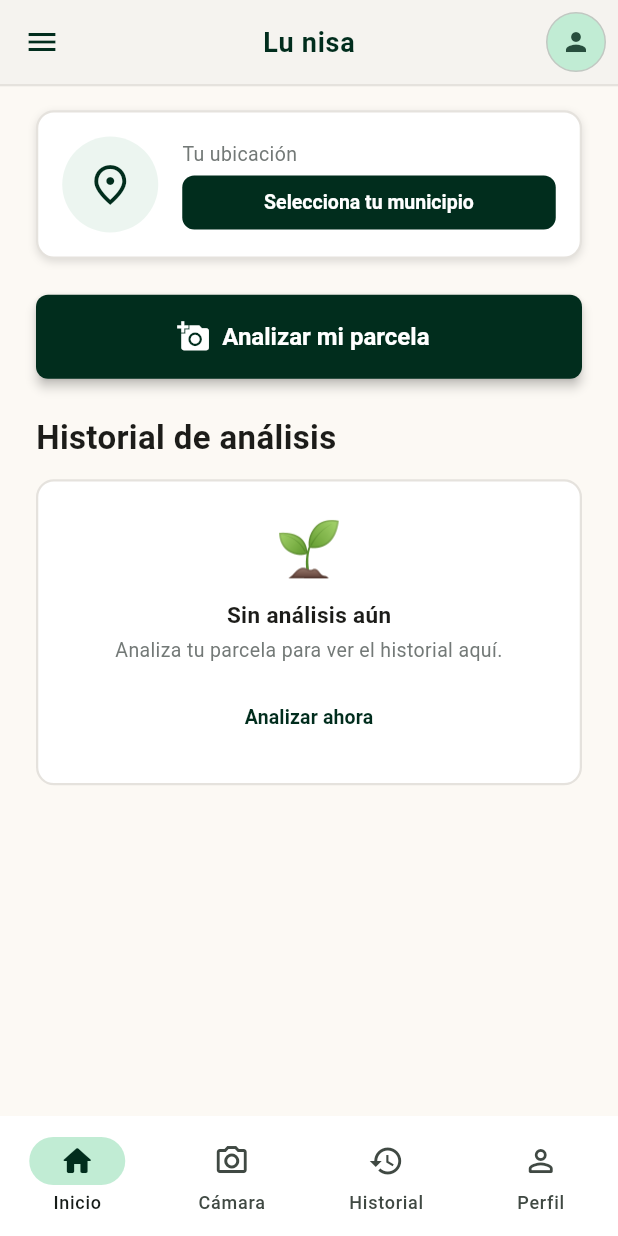
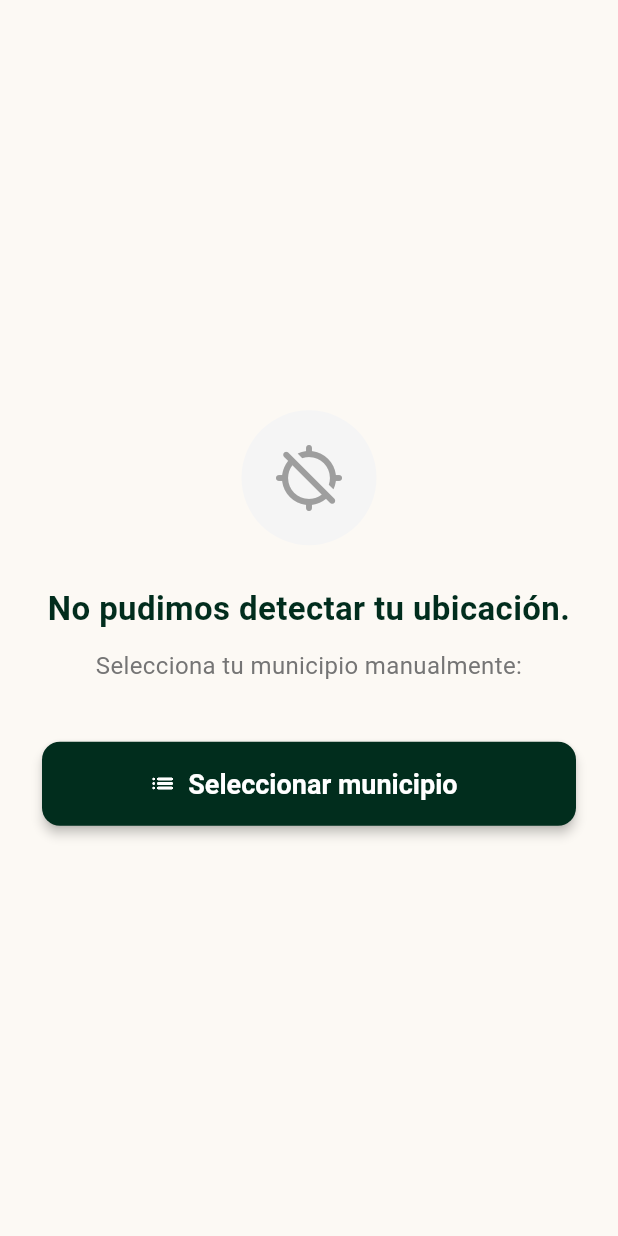
Before and after one commit to dev-deivis/lu-nisa, a Flutter app: the screen it shows after launch, after a tap on "Comenzar", on a phone screen of 412 x 824 dp. Run offline on Flutter 3.47's test engine with Material 3 defaults, Android fonts, the phone set to English and light mode, and no system bars; our stand-ins replace geolocator, go_router, image_picker; missing offline and left inert: google_mlkit_image_labeling.

Commit message:
Detección GPS offline con 3 escenarios de ubicación

```diff
--- a/lib/core/data/municipios_data.dart
+++ b/lib/core/data/municipios_data.dart
@@ -1,4 +1,4 @@
-// 68 municipios de la Sierra Norte de Oaxaca agrupados por distrito
+// 65 municipios de la Sierra Norte de Oaxaca agrupados por distrito
 // Nombres exactamente como aparecen en assets/data/recomendaciones.json
 const Map<String, List<String>> municipiosPorDistrito = {
   'Ixtlán de Juárez': [
@@ -80,3 +80,79 @@ const Map<String, String> iconoDistrito = {
   'Villa Alta': '⛰️',
   'Mixe': '🌽',
 };
+
+// Centroides aproximados [lat, lng] de cada municipio (fuente: INEGI simplificado)
+// Usados para detección por GPS: se elige el municipio más cercano dentro de la región
+const Map<String, Map<String, List<double>>> municipioCentroides = {
+  'Ixtlán de Juárez': {
+    'Abejones':                   [17.39, -96.32],
+    'Capulálpam de Méndez':       [17.32, -96.45],
+    'Guelatao de Juárez':         [17.45, -96.49],
+    'Ixtlán de Juárez':           [17.32, -96.48],
+    'Natividad':                  [17.28, -96.50],
+    'San Juan Chicomezúchil':     [17.25, -96.47],
+    'San Juan Evangelista Analco':[17.37, -96.40],
+    'San Miguel Amatlán':         [17.44, -96.47],
+    'San Miguel Amatitlán':       [17.40, -96.44],
+    'San Miguel del Río':         [17.17, -96.51],
+    'San Miguel Yotao':           [17.20, -96.42],
+    'San Pablo Macuiltianguis':   [17.40, -96.58],
+    'San Pedro Yaneri':           [17.46, -96.33],
+    'San Pedro Yólox':            [17.54, -96.43],
+    'Santa Catarina Ixtepeji':    [17.29, -96.56],
+    'Santiago Comaltepec':        [17.47, -96.42],
+    'Santiago Laxopa':            [17.22, -96.44],
+    'Santiago Xiacuí':            [17.35, -96.44],
+  },
+  'Villa Alta': {
+    'San Andrés Solaga':              [17.18, -96.25],
+    'San Andrés Yaa':                 [17.25, -96.09],
+    'San Baltazar Yatzachi el Bajo':  [17.26, -96.22],
+    'San Cristóbal Lachirioag':       [17.29, -96.18],
+    'San Francisco Cajonos':          [17.24, -96.15],
+    'San Francisco Yatzachi el Alto': [17.28, -96.21],
+    'San Ildefonso Villa Alta':       [17.27, -96.17],
+    'San Juan Tabaá':                 [17.30, -96.24],
+    'San Juan Yaeé':                  [17.34, -96.13],
+    'San Juan Yatzona':               [17.27, -96.12],
+    'San Melchor Betaza':             [17.23, -96.21],
+    'San Pablo Yaganiza':             [17.22, -96.13],
+    'San Pedro Cajonos':              [17.21, -96.16],
+    'San Pedro y San Pablo Tlistac':  [17.16, -96.10],
+    'Santa María Temaxcalapa':        [17.22, -96.05],
+    'Santa María Yalina':             [17.19, -96.08],
+    'Santiago Camotlán':              [17.31, -96.10],
+    'Santiago Choápam':               [17.31, -96.06],
+    'Santiago Lalopa':                [17.25, -96.14],
+    'Santiago Zoochila':              [17.26, -96.20],
+    'Santo Domingo Roayaga':          [17.20, -96.18],
+    'Santo Domingo Xagacía':          [17.24, -96.16],
+    'Santo Tomás Mazaltepec':         [17.17, -96.14],
+    'Tabaá':                          [17.30, -96.23],
+    'Talea de Castro':                [17.37, -96.13],
+    'Zoogocho':                       [17.18, -96.22],
+  },
+  'Mixe': {
+    'Alotepec':                      [17.01, -96.05],
+    'Asunción Cacalotepec':          [17.02, -96.12],
+    'Ayutla Mixe':                   [17.10, -96.05],
+    'Cacalotepec':                   [17.03, -96.11],
+    'Cotzocón':                      [16.95, -95.79],
+    'Dolores Hidalgo Mixe':          [16.78, -95.87],
+    'Mixistlán de la Reforma':       [17.05, -96.04],
+    'Ocotepec':                      [16.95, -96.01],
+    'Quetzaltepec':                  [17.01, -95.94],
+    'San Juan Cotzocón':             [16.97, -95.78],
+    'San Juan Guichicovi':           [16.97, -95.09],
+    'San Lucas Camotlán':            [17.08, -95.98],
+    'San Miguel Quetzaltepec':       [17.02, -95.95],
+    'San Pedro Ocotepec':            [16.97, -96.04],
+    'San Pedro y San Pablo Ayutla':  [17.11, -96.06],
+    'Santa María Alotepec':          [17.00, -96.04],
+    'Santiago Atitlán':              [17.09, -96.10],
+    'Santiago Zacatepec':            [16.96, -96.02],
+    'Tamazulapam del Espíritu Santo':[17.26, -96.03],
+    'Tepantlali':                    [17.04, -95.90],
+    'Totontepec Villa de Morelos':   [17.23, -96.01],
+  },
+};
--- /dev/null
+++ b/lib/core/services/location_service.dart
@@ -0,0 +1,73 @@
+import 'package:geolocator/geolocator.dart';
+import '../data/municipios_data.dart';
+
+class LocationService {
+  /// Solicita permiso de ubicación. Devuelve el estado del permiso.
+  static Future<LocationPermission> solicitarPermiso() async {
+    LocationPermission permiso = await Geolocator.checkPermission();
+    if (permiso == LocationPermission.denied) {
+      permiso = await Geolocator.requestPermission();
+    }
+    return permiso;
+  }
+
+  /// Obtiene la posición GPS actual con timeout de 10 segundos.
+  /// Devuelve null si falla o hay timeout.
+  static Future<Position?> obtenerPosicion() async {
+    try {
+      return await Geolocator.getCurrentPosition()
+          .timeout(const Duration(seconds: 10));
+    } catch (_) {
+      return null;
+    }
+  }
+
+  /// Verifica si las coordenadas están dentro de la Sierra Norte de Oaxaca
+  /// usando cajas delimitadoras aproximadas por distrito (sin internet).
+  static bool estaDentroSierraNorte(double lat, double lng) {
+    // Distrito Ixtlán de Juárez
+    if (lat >= 17.15 && lat <= 17.60 && lng >= -96.68 && lng <= -96.25) {
+      return true;
+    }
+    // Distrito Villa Alta
+    if (lat >= 17.10 && lat <= 17.45 && lng >= -96.35 && lng <= -95.85) {
+      return true;
+    }
+    // Distrito Mixe (incluye San Juan Guichicovi al extremo este)
+    if (lat >= 16.60 && lat <= 17.35 && lng >= -96.25 && lng <= -94.90) {
+      return true;
+    }
+    return false;
+  }
+
+  /// Detecta el municipio más cercano usando el centroide más próximo.
+  /// Devuelve null si el punto está fuera de la Sierra Norte.
+  static ({String municipio, String distrito})? detectarMunicipio(
+    double lat,
+    double lng,
+  ) {
+    if (!estaDentroSierraNorte(lat, lng)) return null;
+
+    String? nearestMunicipio;
+    String? nearestDistrito;
+    double minDistSq = double.infinity;
+
+    for (final distEntry in municipioCentroides.entries) {
+      final distrito = distEntry.key;
+      for (final munEntry in distEntry.value.entries) {
+        final c = munEntry.value;
+        final dLat = lat - c[0];
+        final dLng = lng - c[1];
+        final distSq = dLat * dLat + dLng * dLng;
+        if (distSq < minDistSq) {
+          minDistSq = distSq;
+          nearestMunicipio = munEntry.key;
+          nearestDistrito = distrito;
+        }
+      }
+    }
+
+    if (nearestMunicipio == null) return null;
+    return (municipio: nearestMunicipio, distrito: nearestDistrito!);
+  }
+}
--- a/lib/features/onboarding/onboarding_screen.dart
+++ b/lib/features/onboarding/onboarding_screen.dart
@@ -65,7 +65,7 @@ class OnboardingScreen extends StatelessWidget {
                     width: double.infinity,
                     height: 56,
                     child: ElevatedButton(
-                      onPressed: () => context.go('/inicio'),
+                      onPressed: () => context.go('/ubicacion'),
                       style: ElevatedButton.styleFrom(
                         backgroundColor: const Color(0xFF012D1D),
                         foregroundColor: Colors.white,
--- /dev/null
+++ b/lib/features/ubicacion/ubicacion_screen.dart
@@ -0,0 +1,471 @@
+import 'package:flutter/material.dart';
+import 'package:geolocator/geolocator.dart';
+import 'package:go_router/go_router.dart';
+import 'package:provider/provider.dart';
+import '../../core/providers/app_provider.dart';
+import '../../core/services/location_service.dart';
+
+enum _Estado { buscando, confirmar, fueraRegion, sinSenal, permisoDenegado }
+
+class UbicacionScreen extends StatefulWidget {
+  const UbicacionScreen({super.key});
+
+  @override
+  State<UbicacionScreen> createState() => _UbicacionScreenState();
+}
+
+class _UbicacionScreenState extends State<UbicacionScreen> {
+  _Estado _estado = _Estado.buscando;
+  String? _municipioDetectado;
+  String? _distritoDetectado;
+
+  static const _fondoCalido = Color(0xFFFCF9F4);
+
+  @override
+  void initState() {
+    super.initState();
+    _detectarUbicacion();
+  }
+
+  Future<void> _detectarUbicacion() async {
+    final permiso = await LocationService.solicitarPermiso();
+    if (!mounted) return;
+
+    if (permiso == LocationPermission.denied ||
+        permiso == LocationPermission.deniedForever) {
+      setState(() => _estado = _Estado.permisoDenegado);
+      return;
+    }
+
+    final posicion = await LocationService.obtenerPosicion();
+    if (!mounted) return;
+
+    if (posicion == null) {
+      setState(() => _estado = _Estado.sinSenal);
+      return;
+    }
+
+    final resultado = LocationService.detectarMunicipio(
+      posicion.latitude,
+      posicion.longitude,
+    );
+
+    if (!mounted) return;
+
+    if (resultado == null) {
+      setState(() => _estado = _Estado.fueraRegion);
+      return;
+    }
+
+    setState(() {
+      _estado = _Estado.confirmar;
+      _municipioDetectado = resultado.municipio;
+      _distritoDetectado = resultado.distrito;
+    });
+  }
+
+  void _confirmarMunicipio() {
+    context.read<AppProvider>().seleccionarMunicipio(
+          _municipioDetectado!,
+          _distritoDetectado!,
+        );
+    context.go('/inicio');
+  }
+
+  void _irSelectorMunicipio() {
+    context.go('/municipio?from=ubicacion');
+  }
+
+  @override
+  Widget build(BuildContext context) {
+    return Scaffold(
+      backgroundColor: _fondoCalido,
+      body: SafeArea(
+        child: switch (_estado) {
+          _Estado.buscando       => _PantallaBuscando(),
+          _Estado.confirmar      => _PantallaConfirmar(
+              municipio: _municipioDetectado!,
+              distrito: _distritoDetectado!,
+              onConfirmar: _confirmarMunicipio,
+              onCambiar: _irSelectorMunicipio,
+            ),
+          _Estado.fueraRegion    => _PantallaFueraRegion(
+              onSeleccionarMunicipio: _irSelectorMunicipio,
+            ),
+          _Estado.sinSenal       => _PantallaSinSenal(
+              onSeleccionarMunicipio: _irSelectorMunicipio,
+            ),
+          _Estado.permisoDenegado => _PantallaPermisoDenegado(
+              onSeleccionarMunicipio: _irSelectorMunicipio,
+            ),
+        },
+      ),
+    );
+  }
+}
+
+// ─── Spinner de búsqueda ───────────────────────────────────────────────────
+
+class _PantallaBuscando extends StatelessWidget {
+  static const _verde = Color(0xFF012D1D);
+
+  @override
+  Widget build(BuildContext context) {
+    return Center(
+      child: Padding(
+        padding: const EdgeInsets.all(32),
+        child: Column(
+          mainAxisSize: MainAxisSize.min,
+          children: [
+            Container(
+              width: 100,
+              height: 100,
+              decoration: BoxDecoration(
+                color: _verde.withValues(alpha: 0.08),
+                shape: BoxShape.circle,
+              ),
+              child: const Padding(
+                padding: EdgeInsets.all(24),
+                child: CircularProgressIndicator(
+                  color: _verde,
+                  strokeWidth: 4,
+                ),
+              ),
+            ),
+            const SizedBox(height: 32),
+            const Text(
+              'Detectando tu\nubicación...',
+              textAlign: TextAlign.center,
+              style: TextStyle(
+                fontSize: 26,
+                fontWeight: FontWeight.bold,
+                color: _verde,
+                height: 1.3,
+              ),
+            ),
+            const SizedBox(height: 12),
+            Text(
+              'Esto solo tarda unos segundos',
+              textAlign: TextAlign.center,
+              style: TextStyle(fontSize: 16, color: Colors.grey.shade600),
+            ),
+          ],
+        ),
+      ),
+    );
+  }
+}
+
+// ─── Confirmación de municipio ────────────────────────────────────────────
+
+class _PantallaConfirmar extends StatelessWidget {
+  final String municipio;
+  final String distrito;
+  final VoidCallback onConfirmar;
+  final VoidCallback onCambiar;
+
+  static const _verde = Color(0xFF012D1D);
+
+  const _PantallaConfirmar({
+    required this.municipio,
+    required this.distrito,
+    required this.onConfirmar,
+    required this.onCambiar,
+  });
+
+  @override
+  Widget build(BuildContext context) {
+    return Padding(
+      padding: const EdgeInsets.symmetric(horizontal: 28, vertical: 24),
+      child: Column(
+        mainAxisAlignment: MainAxisAlignment.center,
+        children: [
+          Container(
+            width: 90,
+            height: 90,
+            decoration: BoxDecoration(
+              color: _verde.withValues(alpha: 0.08),
+              shape: BoxShape.circle,
+            ),
+            child: const Icon(Icons.location_on_rounded, color: _verde, size: 48),
+          ),
+          const SizedBox(height: 28),
+          const Text(
+            'Detectamos que estás en',
+            style: TextStyle(fontSize: 18, color: Color(0xFF555555)),
+          ),
+          const SizedBox(height: 10),
+          Text(
+            municipio,
+            textAlign: TextAlign.center,
+            style: const TextStyle(
+              fontSize: 28,
+              fontWeight: FontWeight.bold,
+              color: _verde,
+              height: 1.2,
+            ),
+          ),
+          const SizedBox(height: 6),
+          Text(
+            'Distrito $distrito',
+            style: const TextStyle(fontSize: 16, color: Color(0xFF777777)),
+          ),
+          const SizedBox(height: 10),
+          const Text(
+            '¿Es correcto?',
+            style: TextStyle(fontSize: 18, color: Color(0xFF444444)),
+          ),
+          const SizedBox(height: 40),
+          SizedBox(
+            width: double.infinity,
+            height: 56,
+            child: ElevatedButton(
+              onPressed: onConfirmar,
+              style: ElevatedButton.styleFrom(
+                backgroundColor: _verde,
+                foregroundColor: Colors.white,
+                shape: RoundedRectangleBorder(
+                    borderRadius: BorderRadius.circular(12)),
+              ),
+              child: const Text('Confirmar',
+                  style: TextStyle(fontSize: 18, fontWeight: FontWeight.bold)),
+            ),
+          ),
+          const SizedBox(height: 14),
+          SizedBox(
+            width: double.infinity,
+            height: 56,
+            child: OutlinedButton(
+              onPressed: onCambiar,
+              style: OutlinedButton.styleFrom(
+                foregroundColor: _verde,
+                side: const BorderSide(color: _verde, width: 1.5),
+                shape: RoundedRectangleBorder(
+                    borderRadius: BorderRadius.circular(12)),
+              ),
+              child: const Text('Cambiar municipio',
+                  style: TextStyle(fontSize: 18)),
+            ),
+          ),
+        ],
+      ),
+    );
+  }
+}
+
+// ─── Fuera de la Sierra Norte ─────────────────────────────────────────────
+
+class _PantallaFueraRegion extends StatelessWidget {
+  final VoidCallback onSeleccionarMunicipio;
+
+  static const _verde = Color(0xFF012D1D);
+
+  const _PantallaFueraRegion({required this.onSeleccionarMunicipio});
+
+  @override
+  Widget build(BuildContext context) {
+    return Padding(
+      padding: const EdgeInsets.symmetric(horizontal: 28, vertical: 24),
+      child: Column(
+        mainAxisAlignment: MainAxisAlignment.center,
+        children: [
+          Container(
+            width: 90,
+            height: 90,
+            decoration: const BoxDecoration(
+              color: Color(0xFFFFF3E0),
+              shape: BoxShape.circle,
+            ),
+            child: const Icon(Icons.explore_off_rounded,
+                color: Color(0xFFE65100), size: 48),
+          ),
+          const SizedBox(height: 28),
+          const Text(
+            'No estás en la Sierra Norte',
+            textAlign: TextAlign.center,
+            style: TextStyle(
+              fontSize: 24,
+              fontWeight: FontWeight.bold,
+              color: _verde,
+            ),
+          ),
+          const SizedBox(height: 12),
+          Text(
+            'No te preocupes,',
+            textAlign: TextAlign.center,
+            style: TextStyle(fontSize: 17, color: Colors.grey.shade600),
+          ),
+          Text(
+            'igual puedes usar Lu-nisa.',
+            textAlign: TextAlign.center,
+            style: TextStyle(fontSize: 17, color: Colors.grey.shade600),
+          ),
+          const SizedBox(height: 40),
+          SizedBox(
+            width: double.infinity,
+            height: 58,
+            child: ElevatedButton(
+              onPressed: onSeleccionarMunicipio,
+              style: ElevatedButton.styleFrom(
+                backgroundColor: _verde,
+                foregroundColor: Colors.white,
+                shape: RoundedRectangleBorder(
+                    borderRadius: BorderRadius.circular(12)),
+              ),
+              child: const Text(
+                'Elige tu municipio',
+                style: TextStyle(fontSize: 18, fontWeight: FontWeight.bold),
+              ),
+            ),
+          ),
+          const SizedBox(height: 16),
+          Text(
+            'Escoge dónde está tu parcela y luego podrás analizarla con una foto.',
+            textAlign: TextAlign.center,
+            style: TextStyle(
+              fontSize: 14,
+              color: Colors.grey.shade500,
+              height: 1.5,
+            ),
+          ),
+        ],
+      ),
+    );
+  }
+}
+
+// ─── Sin señal GPS ────────────────────────────────────────────────────────
+
+class _PantallaSinSenal extends StatelessWidget {
+  final VoidCallback onSeleccionarMunicipio;
+
+  static const _verde = Color(0xFF012D1D);
+
+  const _PantallaSinSenal({required this.onSeleccionarMunicipio});
+
+  @override
+  Widget build(BuildContext context) {
+    return Padding(
+      padding: const EdgeInsets.symmetric(horizontal: 28, vertical: 24),
+      child: Column(
+        mainAxisAlignment: MainAxisAlignment.center,
+        children: [
+          Container(
+            width: 90,
+            height: 90,
+            decoration: BoxDecoration(
+              color: Colors.grey.shade100,
+              shape: BoxShape.circle,
+            ),
+            child: Icon(Icons.gps_off_rounded,
+                color: Colors.grey.shade500, size: 48),
+          ),
+          const SizedBox(height: 28),
+          const Text(
+            'No pudimos detectar tu ubicación.',
+            textAlign: TextAlign.center,
+            style: TextStyle(
+              fontSize: 22,
+              fontWeight: FontWeight.bold,
+              color: _verde,
+              height: 1.3,
+            ),
+          ),
+          const SizedBox(height: 12),
+          Text(
+            'Selecciona tu municipio manualmente:',
+            textAlign: TextAlign.center,
+            style: TextStyle(fontSize: 16, color: Colors.grey.shade600),
+          ),
+          const SizedBox(height: 40),
+          SizedBox(
+            width: double.infinity,
+            height: 56,
+            child: ElevatedButton.icon(
+              onPressed: onSeleccionarMunicipio,
+              icon: const Icon(Icons.list_rounded, color: Colors.white),
+              label: const Text(
+                'Seleccionar municipio',
+                style: TextStyle(fontSize: 18, fontWeight: FontWeight.bold),
+              ),
+              style: ElevatedButton.styleFrom(
+                backgroundColor: _verde,
+                foregroundColor: Colors.white,
+                shape: RoundedRectangleBorder(
+                    borderRadius: BorderRadius.circular(12)),
+              ),
+            ),
+          ),
+        ],
+      ),
+    );
+  }
+}
+
+// ─── Permiso denegado ─────────────────────────────────────────────────────
+
+class _PantallaPermisoDenegado extends StatelessWidget {
+  final VoidCallback onSeleccionarMunicipio;
+
+  static const _verde = Color(0xFF012D1D);
+
+  const _PantallaPermisoDenegado({required this.onSeleccionarMunicipio});
+
+  @override
+  Widget build(BuildContext context) {
+    return Padding(
+      padding: const EdgeInsets.symmetric(horizontal: 28, vertical: 24),
+      child: Column(
+        mainAxisAlignment: MainAxisAlignment.center,
+        children: [
+          Container(
+            width: 90,
+            height: 90,
+            decoration: BoxDecoration(
+              color: _verde.withValues(alpha: 0.08),
+              shape: BoxShape.circle,
+            ),
+            child: const Icon(Icons.location_off_rounded,
+                color: _verde, size: 48),
+          ),
+          const SizedBox(height: 28),
+          const Text(
+            'Lu-nisa necesita acceder a tu ubicación para analizar las condiciones de tu parcela',
+            textAlign: TextAlign.center,
+            style: TextStyle(
+              fontSize: 18,
+              fontWeight: FontWeight.bold,
+              color: _verde,
+              height: 1.4,
+            ),
+          ),
+          const SizedBox(height: 12),
+          Text(
+            'Puedes seleccionar tu municipio manualmente.',
+            textAlign: TextAlign.center,
+            style: TextStyle(fontSize: 16, color: Colors.grey.shade600),
+          ),
+          const SizedBox(height: 40),
+          SizedBox(
+            width: double.infinity,
+            height: 56,
+            child: ElevatedButton.icon(
+              onPressed: onSeleccionarMunicipio,
+              icon: const Icon(Icons.list_rounded, color: Colors.white),
+              label: const Text(
+                'Seleccionar municipio',
+                style: TextStyle(fontSize: 18, fontWeight: FontWeight.bold),
+              ),
+              style: ElevatedButton.styleFrom(
+                backgroundColor: _verde,
+                foregroundColor: Colors.white,
+                shape: RoundedRectangleBorder(
+                    borderRadius: BorderRadius.circular(12)),
+              ),
+            ),
+          ),
+        ],
+      ),
+    );
+  }
+}
--- a/lib/main.dart
+++ b/lib/main.dart
@@ -11,6 +11,7 @@ import 'features/recomendacion/recomendacion_screen.dart';
 import 'features/historial/historial_screen.dart';
 import 'features/main_screen.dart';
 import 'features/perfil/perfil_screen.dart';
+import 'features/ubicacion/ubicacion_screen.dart';
 
 final _router = GoRouter(
   initialLocation: '/',
@@ -18,6 +19,10 @@ final _router = GoRouter(
     GoRoute(
       path: '/',
       builder: (context, state) => const OnboardingScreen(),
+    ),
+    GoRoute(
+      path: '/ubicacion',
+      builder: (context, state) => const UbicacionScreen(),
     ),
     GoRoute(
       path: '/municipio',
```
Also changed, not shown: lib/features/municipio/municipio_screen.dart (+11 -2 lines), .claude/settings.local.json (added), 2 other files.
